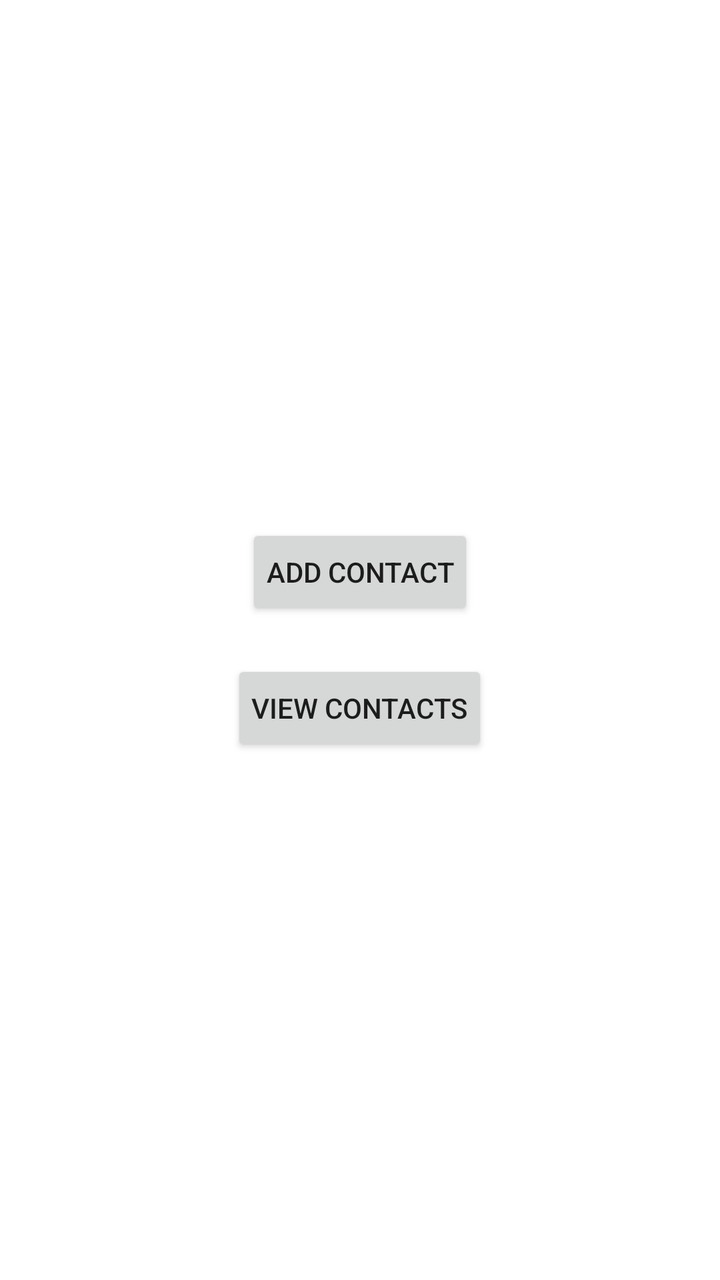
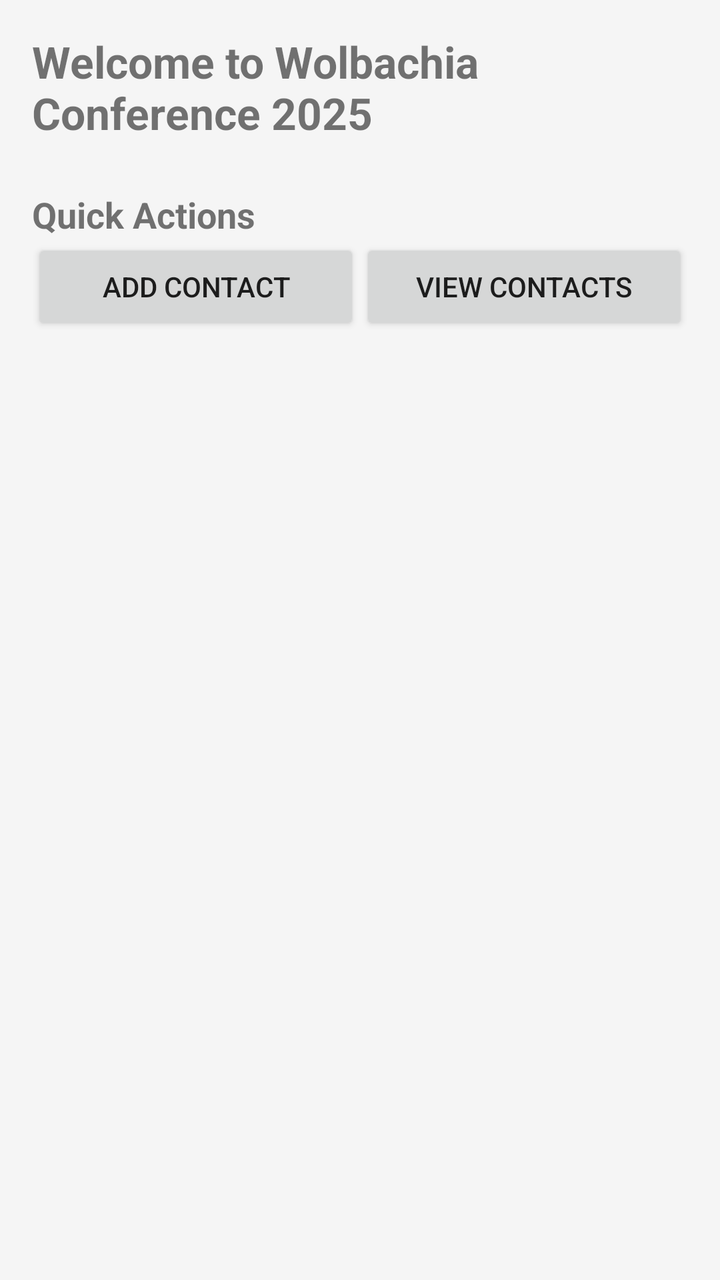

Compare the two renders of this Android layout. The source of the first and the diff that turns it into the second are given below.
<!-- AndroidManifest.xml: application theme AppTheme -->
<!-- res/layout/activity_main.xml -->
<?xml version="1.0" encoding="utf-8"?>
<LinearLayout xmlns:android="http://schemas.android.com/apk/res/android"
    android:layout_width="match_parent"
    android:layout_height="match_parent"
    android:orientation="vertical"
    android:padding="16dp"
    android:gravity="center"
    android:background="@color/white">

    <Button
        android:id="@+id/btn_add_contact"
        android:layout_width="wrap_content"
        android:layout_height="wrap_content"
        android:text="Add Contact"
        android:padding="10dp"/>

    <Button
        android:id="@+id/btn_view_contacts"
        android:layout_width="wrap_content"
        android:layout_height="wrap_content"
        android:text="View Contacts"
        android:padding="10dp"
        android:layout_marginTop="20dp"/>
</LinearLayout>
<!-- resources referenced by this layout -->
<resources>
  <color name="white">#FFFFFFFF</color>
  <style name="AppTheme" parent="Theme.AppCompat.Light.NoActionBar">
          
          <item name="windowActionBar">false</item>
          <item name="windowNoTitle">true</item>
      </style>
</resources>

<!-- the commit's change to res/layout/activity_main.xml (unified diff, before → after) -->
@@ -1,24 +1,100 @@
+<?xml version="1.0" encoding="utf-8"?>
+<androidx.drawerlayout.widget.DrawerLayout xmlns:android="http://schemas.android.com/apk/res/android"
+    xmlns:app="http://schemas.android.com/apk/res-auto"
+    xmlns:tools="http://schemas.android.com/tools"
+    android:id="@+id/drawer_layout"
+    android:layout_width="match_parent"
+    android:layout_height="match_parent"
+    tools:context=".activities.MainActivity">
+
+    <androidx.appcompat.widget.Toolbar
+        android:id="@+id/toolbar"
+        android:layout_width="match_parent"
+        android:layout_height="?attr/actionBarSize"
+        android:background="?attr/colorPrimary"
+        android:theme="@style/ThemeOverlay.AppCompat.Dark.ActionBar"
+        app:popupTheme="@style/ThemeOverlay.AppCompat.Light" />
+
+    
+    <LinearLayout
+        android:layout_width="match_parent"
+        android:layout_height="match_parent"
+        android:orientation="vertical"
+        android:padding="16dp">
+
+        <TextView
+            android:id="@+id/titleText"
+            android:layout_width="wrap_content"
+            android:layout_height="wrap_content"
+            android:text="Welcome to Wolbachia Conference 2025"
+            android:textSize="22sp"
+            android:textStyle="bold" />
+
+        <TextView
+            android:id="@+id/quickActionsTitle"
+            android:layout_width="wrap_content"
+            android:layout_height="wrap_content"
+            android:text="Quick Actions"
+            android:textSize="18sp"
+            android:textStyle="bold"
+            android:layout_marginTop="24dp" />
+
+        <LinearLayout
+            android:layout_width="match_parent"
+            android:layout_height="wrap_content"
+            android:orientation="horizontal"
+            android:gravity="center">
+
+            <Button
+                android:id="@+id/btn_add_contact"
+                android:layout_width="0dp"
+                android:layout_height="wrap_content"
+                android:layout_weight="1"
+                android:text="Add Contact" />
+
+            <Button
+                android:id="@+id/btn_view_contacts"
+                android:layout_width="0dp"
+                android:layout_height="wrap_content"
+                android:layout_weight="1"
+                android:text="View Contacts" />
+        </LinearLayout>
+
+    </LinearLayout>
+
+    
+    <com.google.android.material.navigation.NavigationView
+        android:id="@+id/nav_view"
+        android:layout_width="wrap_content"
+        android:layout_height="match_parent"
+        android:layout_gravity="start"
+        app:headerLayout="@layout/nav_header"
+        app:menu="@menu/drawer_menu" />
+
+</androidx.drawerlayout.widget.DrawerLayout>
+<!-- res/layout/nav_header.xml (included above) -->
 <?xml version="1.0" encoding="utf-8"?>
 <LinearLayout xmlns:android="http://schemas.android.com/apk/res/android"
     android:layout_width="match_parent"
-    android:layout_height="match_parent"
+    android:layout_height="wrap_content"
     android:orientation="vertical"
+    android:gravity="center"
     android:padding="16dp"
-    android:gravity="center"
-    android:background="@color/white">
+    android:background="@color/colorPrimary">
 
-    <Button
-        android:id="@+id/btn_add_contact"
+    <ImageView
+        android:id="@+id/sakura_logo"
+        android:layout_width="80dp"
+        android:layout_height="80dp"
+        android:src="@drawable/sakura_flower"
+        android:contentDescription="Sakura Logo" />
+
+    <TextView
         android:layout_width="wrap_content"
         android:layout_height="wrap_content"
-        android:text="Add Contact"
-        android:padding="10dp"/>
+        android:text="Wolbachia Conference 2025"
+        android:textSize="20sp"
+        android:textStyle="bold"
+        android:textColor="@android:color/white" />
 
-    <Button
-        android:id="@+id/btn_view_contacts"
-        android:layout_width="wrap_content"
-        android:layout_height="wrap_content"
-        android:text="View Contacts"
-        android:padding="10dp"
-        android:layout_marginTop="20dp"/>
 </LinearLayout>
<!-- resource entries referenced after the edit -->
@@ -1,6 +1,7 @@
 <!-- resources referenced by this layout -->
 <resources>
-  <color name="white">#FFFFFFFF</color>
+  <color name="colorPrimary">#6200EE</color>
+  <!-- drawable sakura_flower: jpg bitmap (drawable, 23583 bytes) -->
   <style name="AppTheme" parent="Theme.AppCompat.Light.NoActionBar">
           
           <item name="windowActionBar">false</item>
